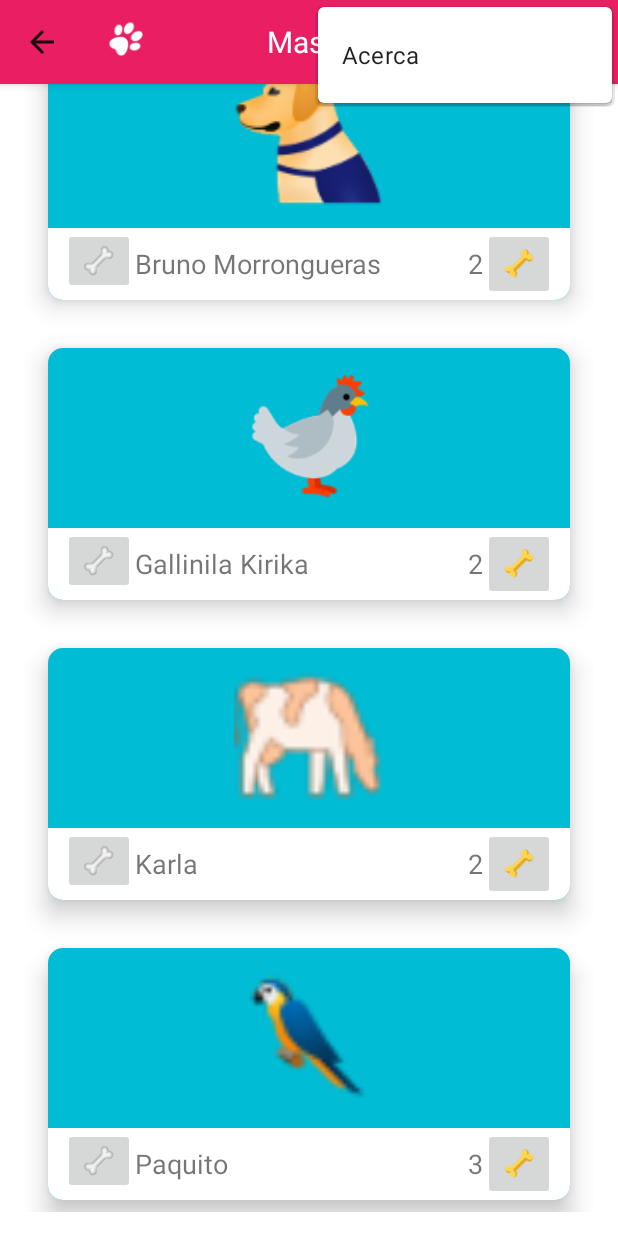
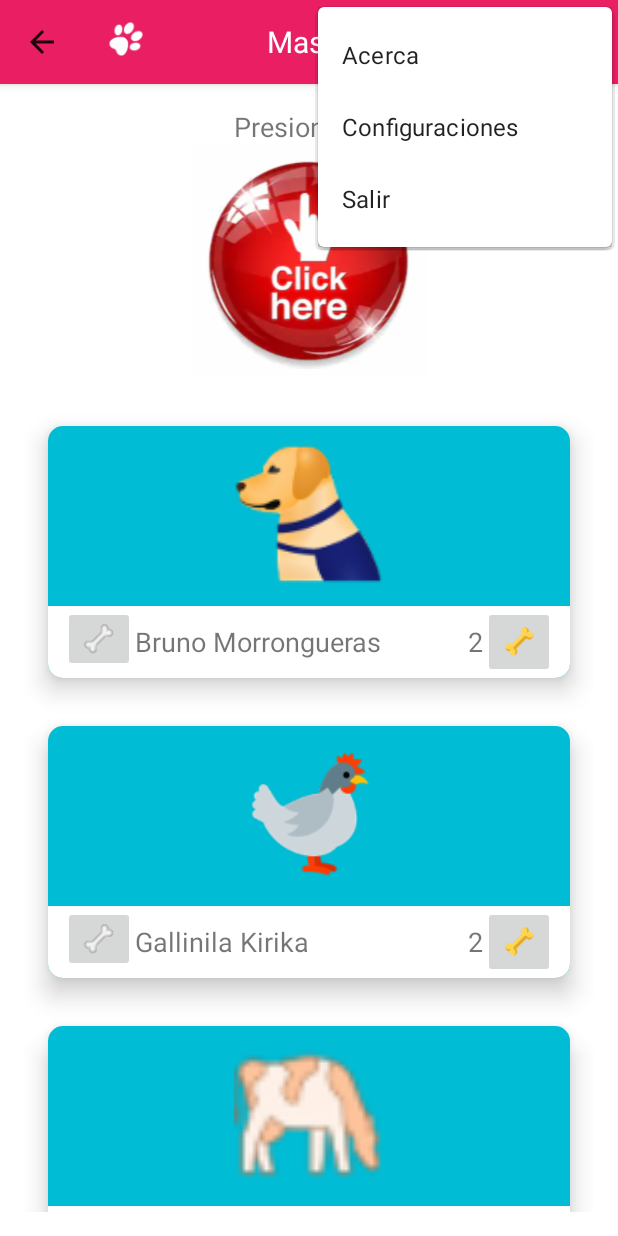
Before and after one commit to skrpions/MascotasThree, an Android app: the MascotasFavoritas screen opened directly, with no data from a screen before it, with the options menu open, on a phone screen of 412 x 824 dp. Run offline under Robolectric (Android 15) with nearby library versions, the phone set to English and light mode, and no system bars.

Commit message:
Menu de Opciones, Menú de Contexto y Menú Popup integrados a la app

```diff
--- a/app/src/main/res/layout/activity_mascotas_favoritas.xml
+++ b/app/src/main/res/layout/activity_mascotas_favoritas.xml
@@ -1,5 +1,5 @@
 <?xml version="1.0" encoding="utf-8"?>
-<androidx.constraintlayout.widget.ConstraintLayout xmlns:android="http://schemas.android.com/apk/res/android"
+<RelativeLayout xmlns:android="http://schemas.android.com/apk/res/android"
     xmlns:app="http://schemas.android.com/apk/res-auto"
     xmlns:tools="http://schemas.android.com/tools"
     android:layout_width="match_parent"
@@ -9,11 +9,29 @@
     <include android:id="@+id/miActionBar_Favoritos"
         layout="@layout/actionbar_favoritos"/>
 
+    <TextView
+        android:id="@+id/tvPresioname"
+        android:layout_width="match_parent"
+        android:layout_height="wrap_content"
+        android:text="Presioname:"
+        android:textSize="@dimen/size_tvNombre"
+        android:gravity="center"
+        android:layout_marginTop="@dimen/margin"
+        android:layout_below="@id/miActionBar_Favoritos"/>
+
+    <ImageView
+        android:id="@+id/btnClickeame"
+        android:layout_width="match_parent"
+        android:layout_height="wrap_content"
+        android:src="@drawable/click"
+        android:layout_below="@id/tvPresioname"
+        android:onClick="levantarMenuPopup"/>
+
     <androidx.recyclerview.widget.RecyclerView
         android:id="@+id/recyclerv_mascotasfavoritas"
         android:layout_width="match_parent"
         android:layout_height="match_parent"
         android:layout_margin="@dimen/margin"
-        android:layout_below="@id/miActionBar_Favoritos"/>
+        android:layout_below="@id/btnClickeame"/>
 
-</androidx.constraintlayout.widget.ConstraintLayout>
+</RelativeLayout>
--- a/app/src/main/res/menu/menu_activity_2.xml
+++ /dev/null
@@ -1,11 +0,0 @@
-<?xml version="1.0" encoding="utf-8"?>
-<menu xmlns:android="http://schemas.android.com/apk/res/android">
-
-
-    <item
-        android:id="@+id/mAbout"
-        android:title="@string/text_menu_about">
-
-    </item>
-
-</menu>
--- /dev/null
+++ b/app/src/main/res/menu/menu_contexto.xml
@@ -0,0 +1,10 @@
+<?xml version="1.0" encoding="utf-8"?>
+<menu xmlns:android="http://schemas.android.com/apk/res/android">
+
+    <item android:id="@+id/mnEditar"
+        android:title="@string/mn_editar"/>
+
+    <item android:id="@+id/mnEliminar"
+        android:title="@string/mn_eliminar"/>
+
+</menu>
--- /dev/null
+++ b/app/src/main/res/menu/menu_opciones.xml
@@ -0,0 +1,20 @@
+<?xml version="1.0" encoding="utf-8"?>
+<menu xmlns:android="http://schemas.android.com/apk/res/android"
+    xmlns:app="http://schemas.android.com/apk/res-auto">
+
+    <item
+        android:id="@+id/mnAcerca"
+        android:title="@string/text_menu_about"
+        android:orderInCategory="101"/>
+
+    <item
+        android:id="@+id/mnConfiguraciones"
+        android:title="@string/m_configuraciones"
+        android:orderInCategory="102"/>
+
+    <item
+        android:id="@+id/mnSalir"
+        android:title="@string/m_salir"
+        android:orderInCategory="103"/>
+
+</menu>
--- /dev/null
+++ b/app/src/main/res/menu/menu_popup.xml
@@ -0,0 +1,13 @@
+<?xml version="1.0" encoding="utf-8"?>
+<menu xmlns:android="http://schemas.android.com/apk/res/android">
+    <item
+        android:id="@+id/mnView"
+        android:title="@string/mnView_Titulo"
+        android:orderInCategory="101"/>
+
+    <item
+        android:id="@+id/mnViewDetail"
+        android:title="@string/mn_Detalles"
+        android:orderInCategory="102"/>
+
+</menu>
--- a/app/src/main/res/values/strings.xml
+++ b/app/src/main/res/values/strings.xml
@@ -12,4 +12,11 @@
 
     <string name="text_menu_about">Acerca</string>
     <string name="text_menu_fav">Fav</string>
+    <string name="m_configuraciones">Configuraciones</string>
+    <string name="m_salir">Salir</string>
+
+    <string name="mn_editar">Editar</string>
+    <string name="mn_eliminar">Eliminar</string>
+    <string name="mnView_Titulo">Titulo Imagen</string>
+    <string name="mn_Detalles">Detalles Imagen</string>
 </resources>
```
Also changed, not shown: app/src/main/AndroidManifest.xml (+4 -3 lines), app/src/main/java/com/atlanticssoft/mascotasthree/Acerca.java (added, +14 -0 lines), app/src/main/java/com/atlanticssoft/mascotasthree/Adapters/MascotaAdaptador.java (+5 -4 lines), app/src/main/java/com/atlanticssoft/mascotasthree/Configuraciones.java (added, +14 -0 lines), app/src/main/java/com/atlanticssoft/mascotasthree/MascotasFavoritas.java (+96 -2 lines), app/src/main/res/layout/activity_acerca.xml (added, +14 -0 lines), app/src/main/res/layout/activity_configuraciones.xml (added, +14 -0 lines), app/src/main/res/menu/menu.xml (deleted, +0 -23 lines), app/src/main/res/drawable-hdpi/click.png (added), app/src/main/res/drawable-mdpi/click.png (added), app/src/main/res/drawable-xhdpi/click.png (added), app/src/main/res/drawable-xxhdpi/click.png (added), app/src/main/res/drawable-xxxhdpi/click.png (added).
